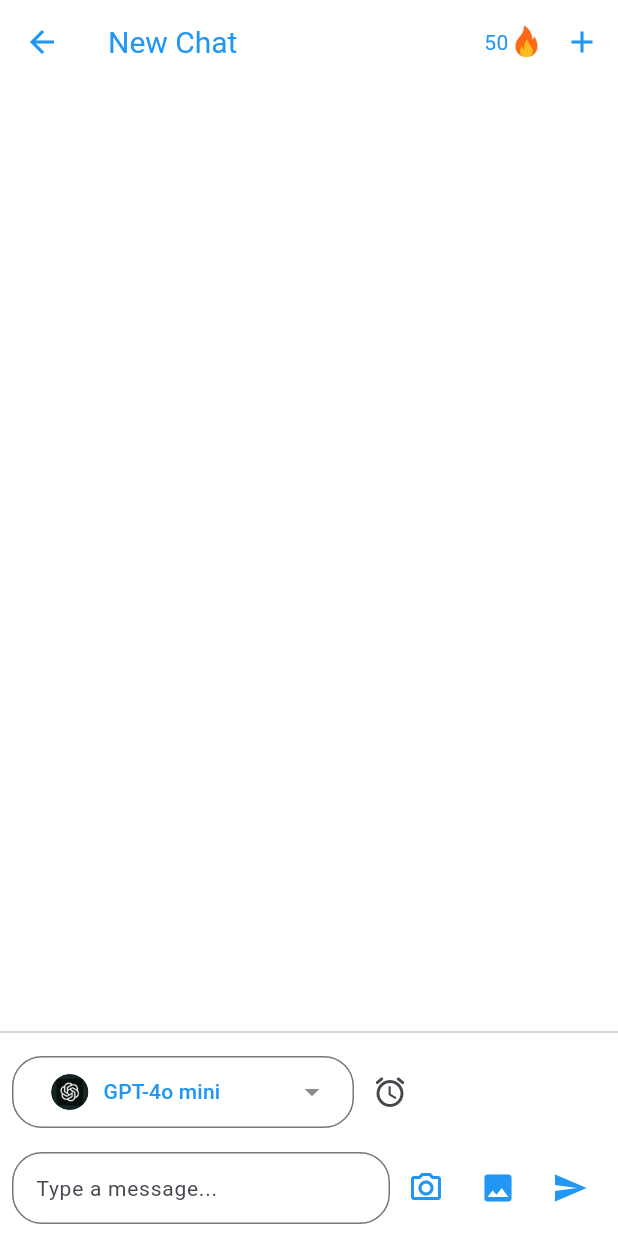
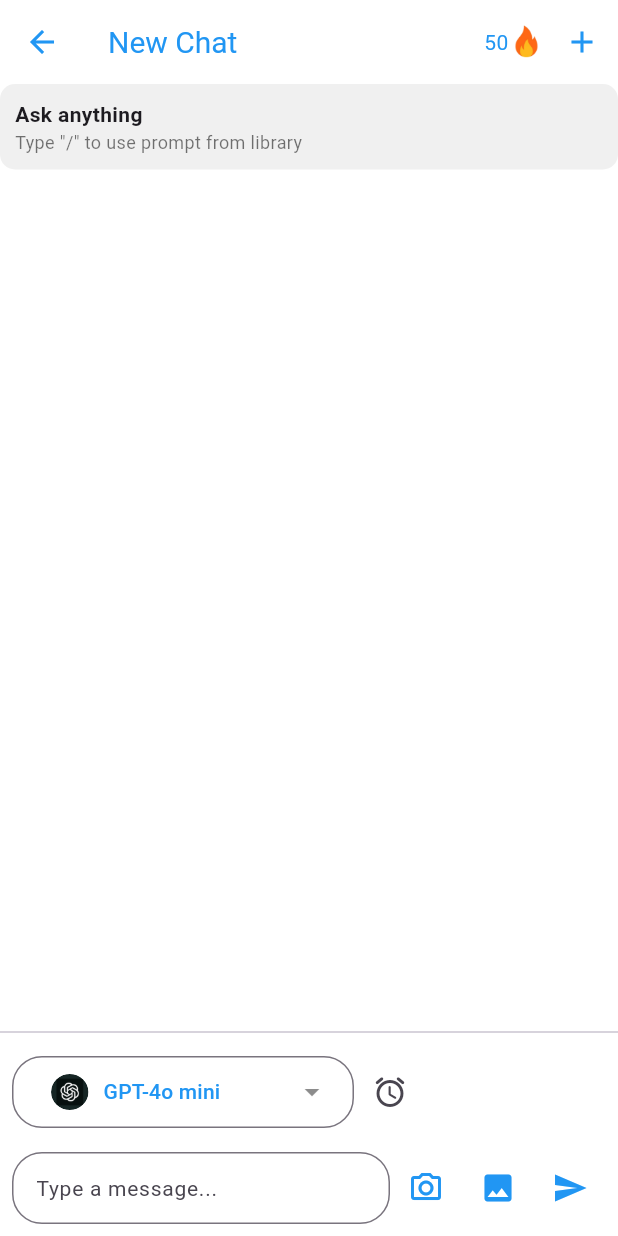
Before and after one commit to phamvu1001/ADVMobile, a Flutter app: the ConversationPage screen opened by its route, on a phone screen of 412 x 824 dp. Run offline on Flutter 3.47's test engine with Material 3 defaults, Android fonts, the phone set to English and light mode, and no system bars; our stand-ins replace dropdown_button2, flutter_markdown, google_fonts, google_sign_in, hugeicons, shared_preferences; missing offline and left inert: highlight, markdown; accounts and stored records are empty; network calls fail.

Commit message:
add guide view, create new thread button

```diff
--- a/lib/src/pages/chat_page/conversationPage.dart
+++ b/lib/src/pages/chat_page/conversationPage.dart
@@ -11,6 +11,7 @@ import 'package:jarvis/src/models/chat/assistant_model.dart';
 import 'package:http/http.dart' as http;
 import 'package:jarvis/src/models/chat/conversation.dart';
 import 'package:jarvis/src/models/chat/conversation_item.dart';
+import 'package:jarvis/src/pages/chat_page/guide_view.dart';
 import 'package:jarvis/src/pages/chat_page/suggestPromptList.dart';
 import 'package:jarvis/src/providers/authProvider.dart';
 import 'package:jarvis/src/routes.dart';
@@ -359,6 +360,7 @@ class _conversationPage extends State<ConversationPage> {
         ),
         body: Column(
           children: [
+            if(conversationItems.length==0)buildGuideView(context),
             Expanded(
               child: ListView.builder(
                 controller: _scrollController,
--- /dev/null
+++ b/lib/src/pages/chat_page/guide_view.dart
@@ -0,0 +1,26 @@
+import 'package:flutter/cupertino.dart';
+import 'package:flutter/material.dart';
+
+Widget buildGuideView(BuildContext context){
+  return Container(
+    padding: EdgeInsets.all(10),
+    decoration: BoxDecoration(
+        borderRadius: BorderRadius.circular(10),
+        color: Color.fromARGB(255, 240, 240, 240)
+    ),
+    child: Column(
+      children: [
+        Row(
+          children: [
+            Text("Ask anything", style:TextStyle(fontSize: 14, fontWeight: FontWeight.bold),),
+          ],
+        ),
+        Row(
+          children: [
+            Text("Type \"/\" to use prompt from library", style:TextStyle(fontSize: 12, color: Colors.black54),),
+          ],
+        ),
+      ],
+    ),
+  );
+}
```
Also changed, not shown: lib/src/pages/chat_page/chatPage.dart (+33 -1 lines), pubspec.lock, 1 other file.
